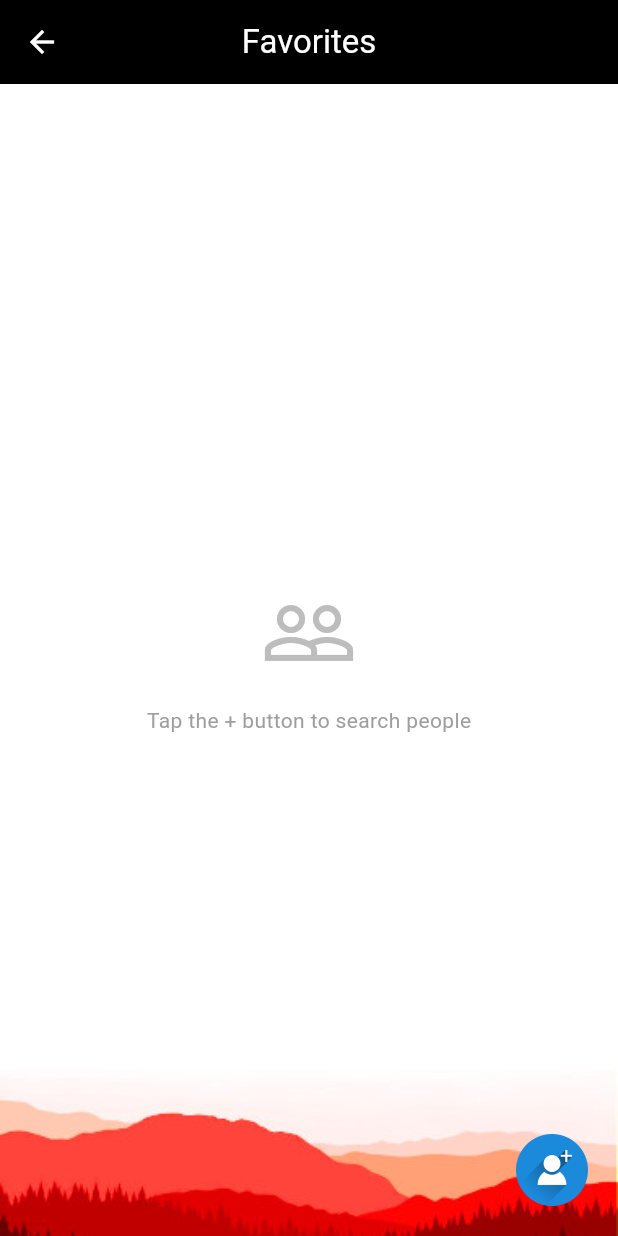
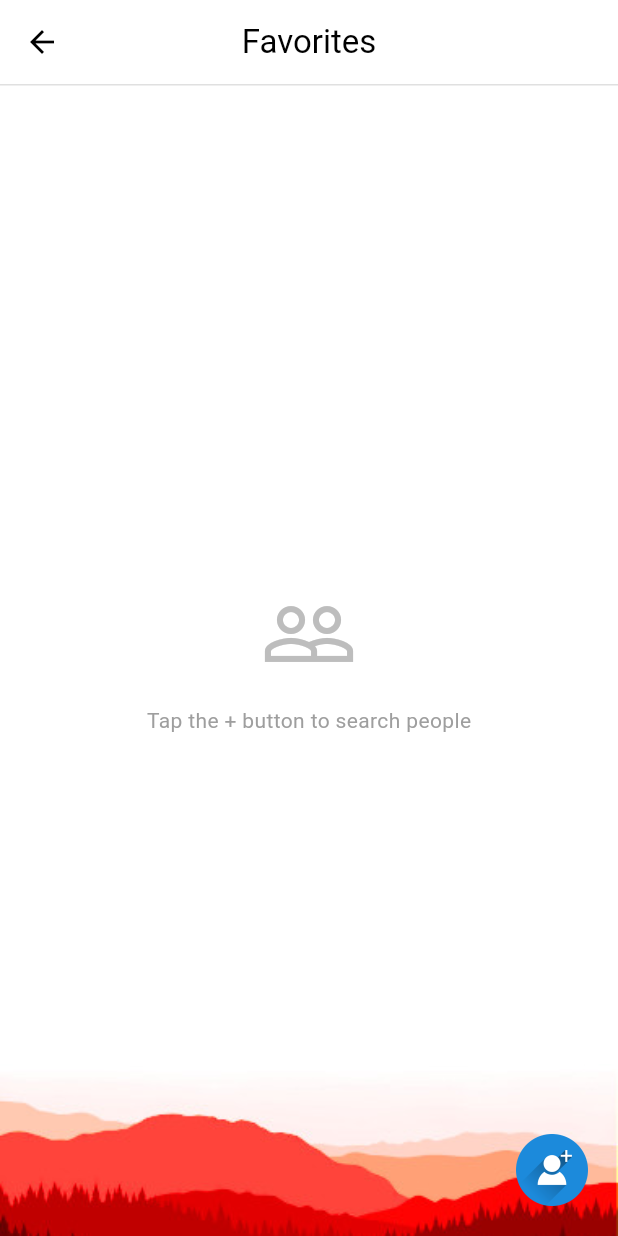
Before and after one commit to Qasim-afzaal/stay-connected, a Flutter app: the RedditPage screen opened by its route, after a tap on "Favorites", on a phone screen of 412 x 824 dp. Run offline on Flutter 3.47's test engine with Material 3 defaults, Android fonts, the phone set to English and light mode, and no system bars; our stand-ins replace flutter_easyloading, flutter_svg, get, shared_preferences, sizer, webview_flutter; missing offline and left inert: flutter_inappwebview; accounts and stored records are empty.

Commit message:
Update AppBar styling for Reddit platform: white background and black text in light mode with divider

```diff
--- a/lib/Platform/reddit/reddit_icon_screen.dart
+++ b/lib/Platform/reddit/reddit_icon_screen.dart
@@ -44,9 +44,17 @@ class RedditIconScreen extends StatelessWidget {
           appBar: AppBar(
             title: Text(iconName),
             centerTitle: true,
-            backgroundColor: theme.appBarTheme.backgroundColor,
-            foregroundColor: theme.appBarTheme.foregroundColor,
+            backgroundColor: isDark ? theme.appBarTheme.backgroundColor : Colors.white,
+            foregroundColor: isDark ? theme.appBarTheme.foregroundColor : Colors.black,
             elevation: 0,
+            bottom: PreferredSize(
+              preferredSize: const Size.fromHeight(1.0),
+              child: Divider(
+                height: 1,
+                thickness: 1,
+                color: isDark ? Colors.grey[800] : Colors.grey[300],
+              ),
+            ),
           ),
           body: Container(
             decoration: BoxDecoration(
@@ -667,8 +675,17 @@ class _FriendProfileWebViewState extends State<_FriendProfileWebView> {
       appBar: AppBar(
         title: Text(widget.friendName),
         centerTitle: true,
-        backgroundColor: Theme.of(context).appBarTheme.backgroundColor ?? (Theme.of(context).brightness == Brightness.dark ? Colors.grey[900] : Colors.orange),
-        foregroundColor: Theme.of(context).appBarTheme.foregroundColor ?? Colors.white,
+        backgroundColor: Theme.of(context).brightness == Brightness.dark ? (Theme.of(context).appBarTheme.backgroundColor ?? Colors.grey[900]) : Colors.white,
+        foregroundColor: Theme.of(context).brightness == Brightness.dark ? (Theme.of(context).appBarTheme.foregroundColor ?? Colors.white) : Colors.black,
+        elevation: 0,
+        bottom: PreferredSize(
+          preferredSize: const Size.fromHeight(1.0),
+          child: Divider(
+            height: 1,
+            thickness: 1,
+            color: Theme.of(context).brightness == Brightness.dark ? Colors.grey[800] : Colors.grey[300],
+          ),
+        ),
       ),
       body: Stack(
         children: [
--- a/lib/Platform/reddit/reddit_page.dart
+++ b/lib/Platform/reddit/reddit_page.dart
@@ -26,9 +26,17 @@ class RedditPage extends StatelessWidget {
           appBar: AppBar(
             title: const Text('Reddit'),
             centerTitle: true,
-            backgroundColor: theme.appBarTheme.backgroundColor,
-            foregroundColor: theme.appBarTheme.foregroundColor,
+            backgroundColor: isDark ? theme.appBarTheme.backgroundColor : Colors.white,
+            foregroundColor: isDark ? theme.appBarTheme.foregroundColor : Colors.black,
             elevation: 0,
+            bottom: PreferredSize(
+              preferredSize: const Size.fromHeight(1.0),
+              child: Divider(
+                height: 1,
+                thickness: 1,
+                color: isDark ? Colors.grey[800] : Colors.grey[300],
+              ),
+            ),
             actions: [
               IconButton(
                 icon: controller.isDeleteMode
```
Also changed, not shown: lib/Platform/reddit/reddit_webview_screen.dart (+11 -2 lines).
